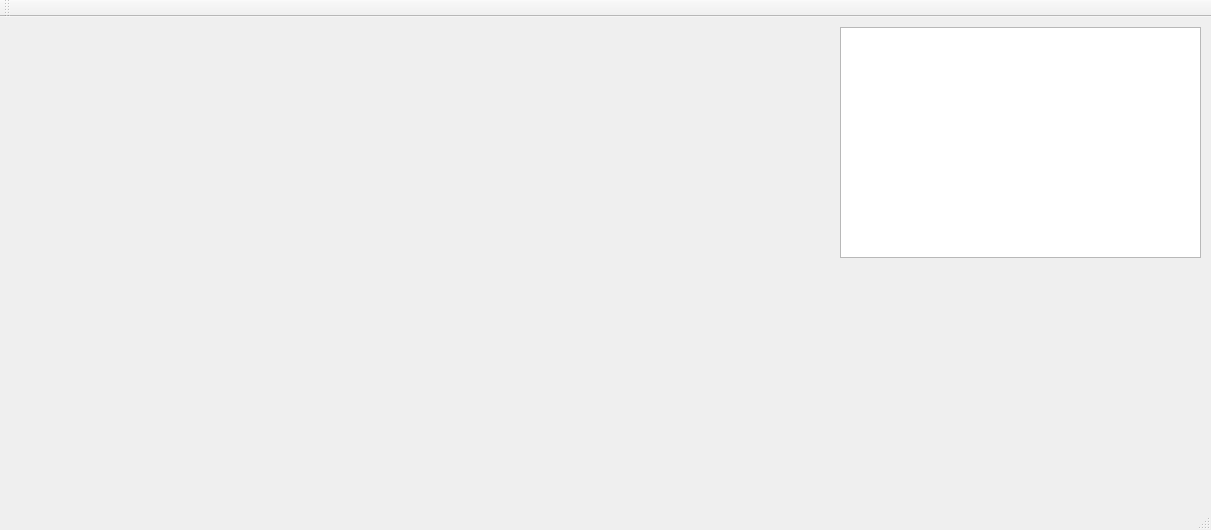
This is mainwindow.ui in ghxurshid/QRCodeScanner as Qt 5 draws it before an edit. The edited form follows.
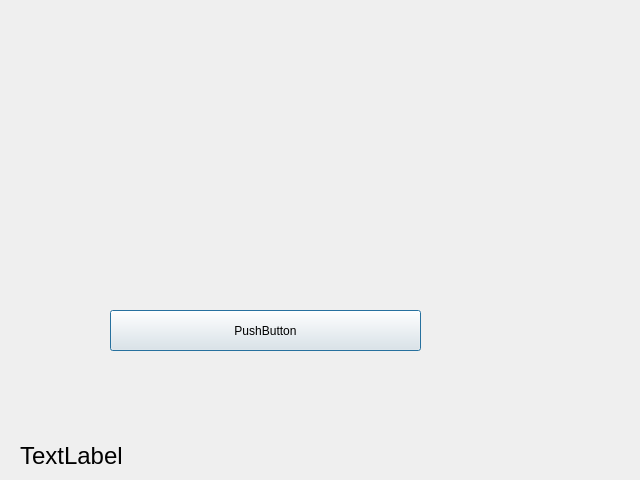
This is the edited form.

Patch:
```diff
--- a/mainwindow.ui
+++ b/mainwindow.ui
@@ -6,44 +6,52 @@
    <rect>
     <x>0</x>
     <y>0</y>
-    <width>1211</width>
-    <height>530</height>
+    <width>640</width>
+    <height>480</height>
    </rect>
   </property>
   <property name="windowTitle">
    <string>MainWindow</string>
   </property>
   <widget class="QWidget" name="centralWidget">
-   <widget class="QGraphicsView" name="graphicsView">
+   <widget class="QLabel" name="label">
     <property name="geometry">
      <rect>
-      <x>840</x>
-      <y>10</y>
-      <width>361</width>
-      <height>231</height>
+      <x>20</x>
+      <y>440</y>
+      <width>601</width>
+      <height>31</height>
      </rect>
     </property>
+    <property name="font">
+     <font>
+      <pointsize>18</pointsize>
+     </font>
+    </property>
+    <property name="text">
+     <string>TextLabel</string>
+    </property>
    </widget>
+   <widget class="QPushButton" name="pushButton">
+    <property name="geometry">
+     <rect>
+      <x>110</x>
+      <y>310</y>
+      <width>311</width>
+      <height>41</height>
+     </rect>
+    </property>
+    <property name="text">
+     <string>PushButton</string>
+    </property>
+    <property name="checkable">
+     <bool>false</bool>
+    </property>
+    <property name="default">
+     <bool>true</bool>
+    </property>
+   </widget>
   </widget>
-  <widget class="QMenuBar" name="menuBar">
-   <property name="geometry">
-    <rect>
-     <x>0</x>
-     <y>0</y>
-     <width>1211</width>
-     <height>21</height>
-    </rect>
-   </property>
-  </widget>
-  <widget class="QToolBar" name="mainToolBar">
-   <attribute name="toolBarArea">
-    <enum>TopToolBarArea</enum>
-   </attribute>
-   <attribute name="toolBarBreak">
-    <bool>false</bool>
-   </attribute>
-  </widget>
-  <widget class="QStatusBar" name="statusBar"/>
  </widget>
  <layoutdefault spacing="6" margin="11"/>
  <resources/>
```
